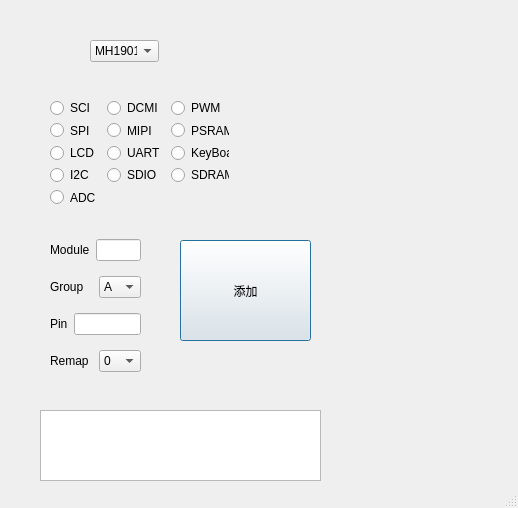
Old version of the form UI/Add.ui in the repository Mmatsnev/LBT.
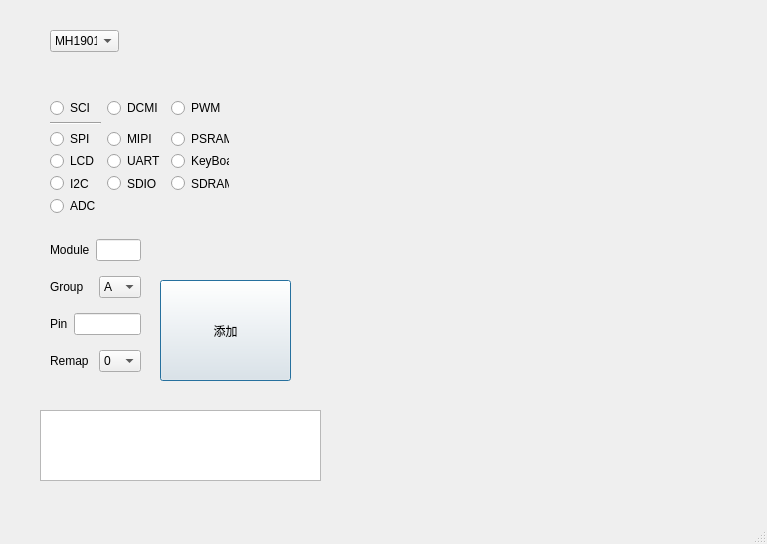
New version of the form.

Commit message: 更细代码

Patch:
```diff
--- a/UI/Add.ui
+++ b/UI/Add.ui
@@ -6,8 +6,8 @@
    <rect>
     <x>0</x>
     <y>0</y>
-    <width>518</width>
-    <height>508</height>
+    <width>767</width>
+    <height>544</height>
    </rect>
   </property>
   <property name="windowTitle">
@@ -19,8 +19,8 @@
   <widget class="QComboBox" name="comboBoxChipSelect">
    <property name="geometry">
     <rect>
-     <x>90</x>
-     <y>40</y>
+     <x>50</x>
+     <y>30</y>
      <width>69</width>
      <height>22</height>
     </rect>
@@ -57,38 +57,24 @@
      <x>50</x>
      <y>100</y>
      <width>179</width>
-     <height>106</height>
+     <height>115</height>
     </rect>
    </property>
    <layout class="QGridLayout" name="gridLayoutModuleSelect">
-    <item row="3" column="1">
-     <widget class="QRadioButton" name="radioButtonUART">
+    <item row="5" column="1">
+     <widget class="QRadioButton" name="radioButtonSDIO">
       <property name="text">
-       <string>UART</string>
+       <string>SDIO</string>
       </property>
      </widget>
     </item>
-    <item row="3" column="0">
+    <item row="4" column="0">
      <widget class="QRadioButton" name="radioButtonLCD">
       <property name="text">
        <string>LCD</string>
       </property>
      </widget>
     </item>
-    <item row="2" column="0">
-     <widget class="QRadioButton" name="radioButtonSPI">
-      <property name="text">
-       <string>SPI</string>
-      </property>
-     </widget>
-    </item>
-    <item row="1" column="1">
-     <widget class="QRadioButton" name="radioButtonDCMI">
-      <property name="text">
-       <string>DCMI</string>
-      </property>
-     </widget>
-    </item>
     <item row="1" column="2">
      <widget class="QRadioButton" name="radioButtonPWM">
       <property name="text">
@@ -96,17 +82,24 @@
       </property>
      </widget>
     </item>
-    <item row="2" column="1">
+    <item row="1" column="1">
+     <widget class="QRadioButton" name="radioButtonDCMI">
+      <property name="text">
+       <string>DCMI</string>
+      </property>
+     </widget>
+    </item>
+    <item row="3" column="1">
      <widget class="QRadioButton" name="radioButtonMIPI">
       <property name="text">
        <string>MIPI</string>
       </property>
      </widget>
     </item>
-    <item row="3" column="2">
-     <widget class="QRadioButton" name="radioButtonKeyBoard">
+    <item row="6" column="0">
+     <widget class="QRadioButton" name="radioButtonADC">
       <property name="text">
-       <string>KeyBoard</string>
+       <string>ADC</string>
       </property>
      </widget>
     </item>
@@ -117,7 +110,7 @@
       </property>
      </widget>
     </item>
-    <item row="4" column="0">
+    <item row="5" column="0">
      <widget class="QRadioButton" name="radioButtonI2C">
       <property name="text">
        <string>I2C</string>
@@ -125,33 +118,47 @@
      </widget>
     </item>
     <item row="4" column="1">
-     <widget class="QRadioButton" name="radioButtonSDIO">
+     <widget class="QRadioButton" name="radioButtonUART">
       <property name="text">
-       <string>SDIO</string>
+       <string>UART</string>
       </property>
      </widget>
     </item>
     <item row="4" column="2">
+     <widget class="QRadioButton" name="radioButtonKeyBoard">
+      <property name="text">
+       <string>KeyBoard</string>
+      </property>
+     </widget>
+    </item>
+    <item row="5" column="2">
      <widget class="QRadioButton" name="radioButtonSDRAM">
       <property name="text">
        <string>SDRAM</string>
       </property>
      </widget>
     </item>
-    <item row="5" column="0">
-     <widget class="QRadioButton" name="radioButtonADC">
-      <property name="text">
-       <string>ADC</string>
-      </property>
-     </widget>
-    </item>
-    <item row="2" column="2">
+    <item row="3" column="2">
      <widget class="QRadioButton" name="radioButtonPSRAM">
       <property name="text">
        <string>PSRAM</string>
       </property>
      </widget>
     </item>
+    <item row="3" column="0">
+     <widget class="QRadioButton" name="radioButtonSPI">
+      <property name="text">
+       <string>SPI</string>
+      </property>
+     </widget>
+    </item>
+    <item row="2" column="0">
+     <widget class="Line" name="line">
+      <property name="orientation">
+       <enum>Qt::Horizontal</enum>
+      </property>
+     </widget>
+    </item>
    </layout>
   </widget>
   <widget class="QWidget" name="verticalLayoutWidget">
@@ -282,8 +289,8 @@
   <widget class="QPushButton" name="pushButton">
    <property name="geometry">
     <rect>
-     <x>180</x>
-     <y>240</y>
+     <x>160</x>
+     <y>280</y>
      <width>131</width>
      <height>101</height>
     </rect>
```
Left out of the diff: 18 changed lines with no effect on the pictures. The commit also changes 2 other files.
